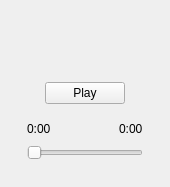
Above: mainwindow.ui from Feifive/XMediaPlayer before the change. Below: the same form after it.
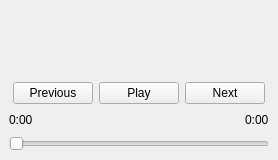
That is the form after the change.

Patch:
```diff
--- a/mainwindow.ui
+++ b/mainwindow.ui
@@ -6,8 +6,8 @@
    <rect>
     <x>0</x>
     <y>0</y>
-    <width>170</width>
-    <height>187</height>
+    <width>278</width>
+    <height>160</height>
    </rect>
   </property>
   <property name="windowTitle">
@@ -25,6 +25,18 @@
     <item>
      <widget class="QWidget" name="widget_controler" native="true">
       <layout class="QVBoxLayout" name="verticalLayout_2">
+       <property name="leftMargin">
+        <number>0</number>
+       </property>
+       <property name="topMargin">
+        <number>0</number>
+       </property>
+       <property name="rightMargin">
+        <number>0</number>
+       </property>
+       <property name="bottomMargin">
+        <number>0</number>
+       </property>
        <item>
         <layout class="QHBoxLayout" name="horizontalLayout_3">
          <item>
@@ -77,6 +89,13 @@
            </property>
           </spacer>
          </item>
+         <item>
+          <widget class="QPushButton" name="pushButton_previous">
+           <property name="text">
+            <string>Previous</string>
+           </property>
+          </widget>
+         </item>
          <item>
           <widget class="QPushButton" name="pushButton_play">
            <property name="text">
@@ -84,6 +103,13 @@
            </property>
           </widget>
          </item>
+         <item>
+          <widget class="QPushButton" name="pushButton_next">
+           <property name="text">
+            <string>Next</string>
+           </property>
+          </widget>
+         </item>
          <item>
           <spacer name="horizontalSpacer_2">
            <property name="orientation">
@@ -102,6 +128,18 @@
        <item>
         <widget class="QWidget" name="widget_seekBar" native="true">
          <layout class="QVBoxLayout" name="verticalLayout">
+          <property name="leftMargin">
+           <number>0</number>
+          </property>
+          <property name="topMargin">
+           <number>0</number>
+          </property>
+          <property name="rightMargin">
+           <number>0</number>
+          </property>
+          <property name="bottomMargin">
+           <number>0</number>
+          </property>
           <item>
            <spacer name="verticalSpacer">
             <property name="orientation">
```
